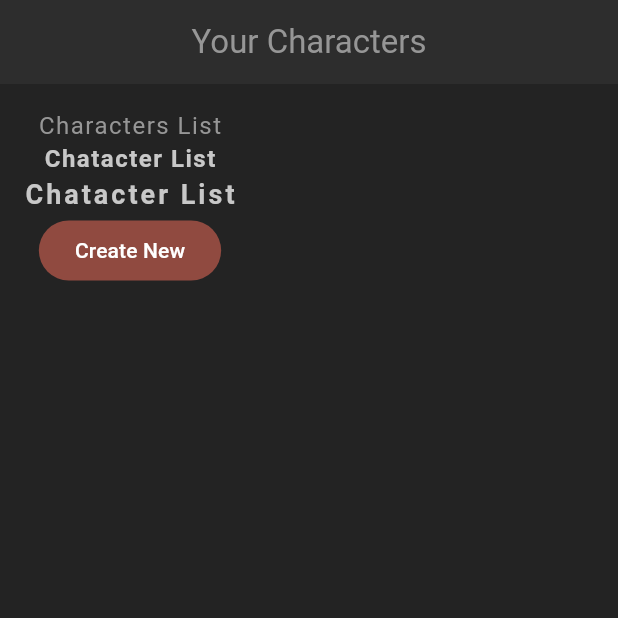
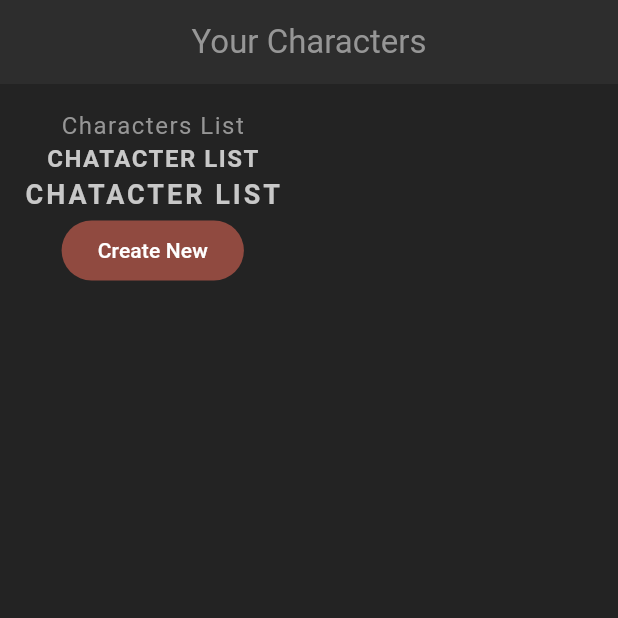
Before and after one commit to Lincxx/Fluuter_RPG, a Flutter app: the screen it shows after launch, on a phone screen of 412 x 824 dp, the top half of it. Run offline on Flutter 3.47's test engine with Material 3 defaults, Android fonts, the phone set to English and light mode, and no system bars.

Commit message:
Add in reusable widgets - styled_text

```diff
--- a/lib/screens/home/home.dart
+++ b/lib/screens/home/home.dart
@@ -1,4 +1,5 @@
 import 'package:flutter/material.dart';
+import 'package:flutter_rpg/shared/styled_text.dart';
 
 class Home extends StatefulWidget {
   const Home({super.key});
@@ -22,14 +23,8 @@ class _HomeState extends State<Home> {
             const Text(
               'Characters List',
             ),
-            Text(
-              'Chatacter List',
-              style: Theme.of(context).textTheme.headlineMedium,
-            ),
-            Text(
-              'Chatacter List',
-              style: Theme.of(context).textTheme.titleMedium,
-            ),
+            const StyledHeading('Chatacter List'),
+            const StyledTitle('Chatacter List'),
             FilledButton(onPressed: () {}, child: const Text('Create New'))
           ],
         ),
--- /dev/null
+++ b/lib/shared/styled_text.dart
@@ -0,0 +1,36 @@
+import 'package:flutter/material.dart';
+
+class StyledText extends StatelessWidget {
+  const StyledText(this.text, {super.key});
+
+  final String text;
+
+  @override
+  Widget build(BuildContext context) {
+    return Text(text, style: Theme.of(context).textTheme.bodyMedium);
+  }
+}
+
+class StyledHeading extends StatelessWidget {
+  const StyledHeading(this.text, {super.key});
+
+  final String text;
+
+  @override
+  Widget build(BuildContext context) {
+    return Text(text.toUpperCase(),
+        style: Theme.of(context).textTheme.headlineMedium);
+  }
+}
+
+class StyledTitle extends StatelessWidget {
+  const StyledTitle(this.text, {super.key});
+
+  final String text;
+
+  @override
+  Widget build(BuildContext context) {
+    return Text(text.toUpperCase(),
+        style: Theme.of(context).textTheme.titleMedium);
+  }
+}
```
